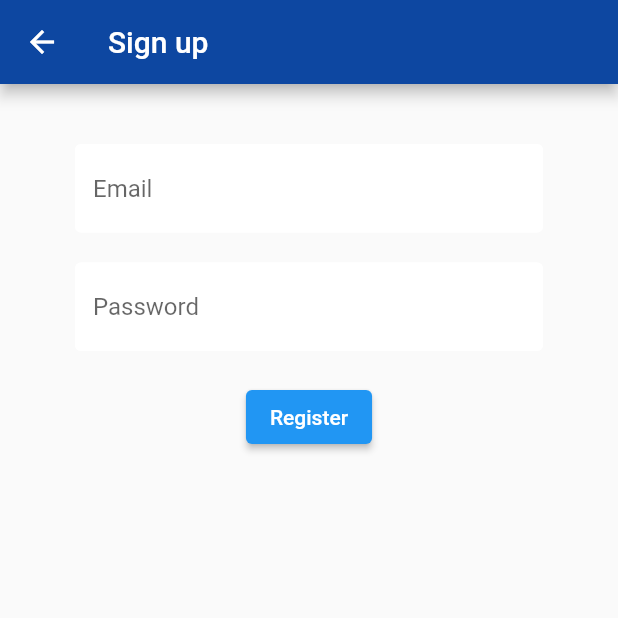
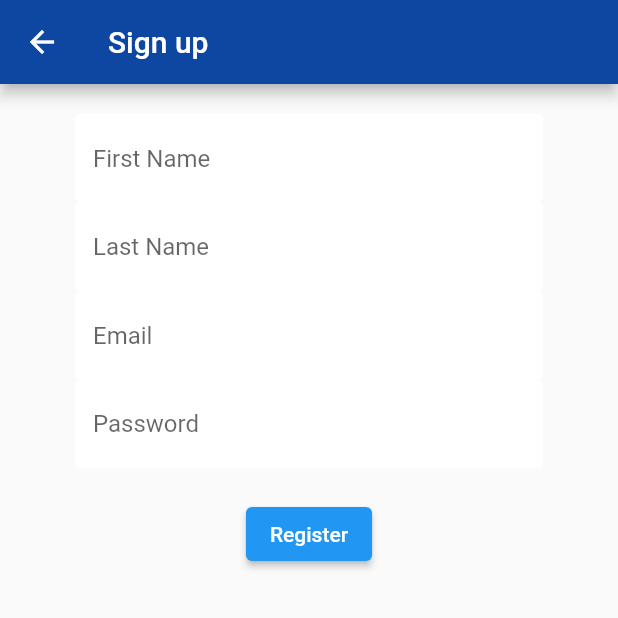
Before and after one commit to mmanning1/WODaily, a Flutter app: the screen it shows after launch, after a tap on "Sign up", on a phone screen of 412 x 824 dp, the top half of it. Run offline on Flutter 3.47's test engine with Material 2 defaults, Android fonts, the phone set to English and light mode, and no system bars; our stand-ins replace cloud_firestore, firebase_auth, firebase_core, flutter_spinkit, font_awesome_flutter, google_sign_in and 1 more; accounts and stored records are empty.

Commit message:
Create and store users in firestore database

```diff
--- a/analysis_options.yaml
+++ b/analysis_options.yaml
@@ -7,7 +7,8 @@
 
 # The following line activates a set of recommended lints for Flutter apps,
 # packages, and plugins designed to encourage good coding practices.
-include: package:flutter_lints/flutter.yaml
+include:
+  #package:flutter_lints/flutter.yaml
 
 linter:
   # The lint rules applied to this project can be customized in the
--- a/lib/main.dart
+++ b/lib/main.dart
@@ -10,7 +10,7 @@ import 'package:WODaily/screens/enter_screen.dart';
 import 'package:WODaily/utils/db_helper_util.dart';
 import 'package:firebase_core/firebase_core.dart';
 import 'package:provider/provider.dart';
-import 'model/wodclass.dart';
+import 'model/workout.dart';
 import 'screens/edit_screen.dart';
 
 
--- a/lib/model/user.dart
+++ b/lib/model/user.dart
@@ -1,6 +1,9 @@
 class WodUser {
   final String uid;
+  final String firstName;
+  final String lastName;
   final String email;
 
-  WodUser({ this.uid, this.email});
+  WodUser({ this.uid, this.firstName, this.lastName, this.email});
+
 }
--- a/lib/screens/authenticate/register.dart
+++ b/lib/screens/authenticate/register.dart
@@ -17,6 +17,8 @@ class _RegisterState extends State<Register> {
   final AuthService _auth = AuthService();
   final _formkey = GlobalKey<FormState>();
   bool _loading = false;
+  String firstnm = '';
+  String lastnm = '';
   String email = '';
   String password = '';
   String error = '';
@@ -28,13 +30,31 @@ class _RegisterState extends State<Register> {
         title: const Text('Sign up'),
         backgroundColor: Colors.blue.shade900,
       ),
+      resizeToAvoidBottomInset: false, // prevents overflow
       body: Container(
         padding: EdgeInsets.symmetric(vertical: 20.0, horizontal: 50.0),
         child: Form(
           key: _formkey,
           child: Column(
             children: [
-              SizedBox(height: 20.0),
+              TextFormField(
+                decoration: textInputDecoration.copyWith(hintText: 'First Name'),
+                validator: (val) => val==null ? "Enter you last name" : null,
+                onChanged: (val){
+                  setState(() {
+                    return firstnm = val;
+                  });
+                },
+              ),
+              TextFormField(
+                decoration: textInputDecoration.copyWith(hintText: 'Last Name'),
+                validator: (val) => val==null ? "Enter you last name" : null,
+                onChanged: (val){
+                  setState(() {
+                    return lastnm = val;
+                  });
+                },
+              ),
               TextFormField(
                 // Username/email
                 decoration: textInputDecoration.copyWith(hintText: 'Email'),
@@ -55,7 +75,6 @@ class _RegisterState extends State<Register> {
                   });
                 },
               ),
-              SizedBox(height: 20.0),
               TextFormField(
                 //password
                 decoration: textInputDecoration.copyWith(hintText: 'Password'),
@@ -77,7 +96,7 @@ class _RegisterState extends State<Register> {
                       setState(() => _loading = true);
                       print('Email: ' + email);
                       print('Password: ' + password);
-                      dynamic result = await _auth.register(email, password);
+                      dynamic result = await _auth.register(email, password, lastnm, firstnm);
                       if(result==null){
                         setState(() {
                           error = 'Please supply a valid email';
--- a/lib/screens/edit_screen.dart
+++ b/lib/screens/edit_screen.dart
@@ -1,4 +1,4 @@
-import 'package:WODaily/model/wodclass.dart';
+import 'package:WODaily/model/workout.dart';
 import 'package:WODaily/utils/db_helper_util.dart';
 import 'package:flutter/cupertino.dart';
 import 'package:flutter/material.dart';
--- a/lib/screens/enter_screen.dart
+++ b/lib/screens/enter_screen.dart
@@ -1,6 +1,6 @@
 import 'package:flutter/material.dart';
 import 'package:intl/intl.dart';
-import 'package:WODaily/model/wodclass.dart';
+import 'package:WODaily/model/workout.dart';
 import 'package:WODaily/utils/db_helper_util.dart';
 
 class EnterWodScreen extends StatefulWidget {
--- a/lib/screens/wrapper.dart
+++ b/lib/screens/wrapper.dart
@@ -10,7 +10,6 @@ class Wrapper extends StatelessWidget{
   @override
   Widget build(BuildContext context) {
     final user = Provider.of<WodUser>(context);
-    print('User: ' + user.toString());
 
     if(user==null){
       return Authenticate();
--- a/lib/services/auth.dart
+++ b/lib/services/auth.dart
@@ -1,5 +1,5 @@
-
 import 'package:WODaily/model/user.dart';
+import 'package:WODaily/services/database.dart';
 import 'package:firebase_auth/firebase_auth.dart';
 import 'package:google_sign_in/google_sign_in.dart';
 
@@ -9,9 +9,15 @@ class AuthService {
   final FirebaseAuth _auth = FirebaseAuth.instance;
 
   // Get our local user rather than a firebase user object
-  // do we need this??
   WodUser _userFromFirebase(User firebaseUser){
-    return firebaseUser != null ? WodUser(uid: firebaseUser.uid, email: firebaseUser.email) : null;
+    if(firebaseUser != null){
+      String name = firebaseUser.displayName;
+      String first = name.substring(0,name.indexOf(' '));
+      String last = name.substring(name.indexOf(' ')).trim();
+      return WodUser(uid: firebaseUser.uid, firstName: first, lastName: last, email: firebaseUser.email);
+    } else {
+      return null;
+    }
   }
 
   //auth change stream
@@ -32,9 +38,19 @@ class AuthService {
   }
 
   //register
-  Future register(String email, String password) async {
+  Future register(String email, String password, String lastNm, String firstNm) async {
     try{
       UserCredential firebaseUser = await _auth.createUserWithEmailAndPassword(email: email, password: password);
+      User user = firebaseUser.user;
+      user.updateDisplayName(firstNm + ' ' + lastNm);
+
+      //need to reload to print details
+      //await user.reload();
+      //user = await _auth.currentUser;
+
+      //create user in firestore db
+      await DatabaseService(uid: user.uid).updateUserData(lastNm, firstNm);
+
       return _userFromFirebase(firebaseUser.user);
     }catch(e){
       print(e.toString());
@@ -63,6 +79,13 @@ class AuthService {
       );
 
       UserCredential firebaseGoogleUser = await _auth.signInWithCredential(credential);
+
+      String name = googleUser.displayName;
+      String first = name.substring(0,name.indexOf(' '));
+      String last = name.substring(name.indexOf(' ')).trim();
+
+      await DatabaseService(uid: firebaseGoogleUser.user.uid).updateUserData(last, first);
+
       return _userFromFirebase(firebaseGoogleUser.user);
     } catch(e) {
       print(e.toString());
--- /dev/null
+++ b/lib/services/database.dart
@@ -0,0 +1,46 @@
+import 'package:WODaily/model/workout.dart';
+import 'package:cloud_firestore/cloud_firestore.dart';
+
+class DatabaseService {
+
+  final String uid;
+  DatabaseService({ this.uid });
+
+  //collection ref
+  final CollectionReference users = FirebaseFirestore.instance.collection('users');
+
+  Future updateUserData(String last, String first) async {
+    return await users.doc(uid).set({
+      'firstName': first,
+      'lastName': last
+    });
+  }
+
+  /*
+  List<Wod> _wodListFromSnapshot(QuerySnapshot snapshot) {
+    return snapshot.docs.map((doc) {
+      return Wod(
+        doc.data['date'] ?? '',
+        doc.data['type'] ?? '',
+        doc.data['description'] ?? '',
+        doc.data['score'] ?? ''
+      );
+    }).toList();
+  }
+
+  //get users stream
+  Stream<List<Wod>> get dbusers {
+    return wods.snapshots().map(_wodListFromSnapshot);
+  }
+   */
+
+  //get users stream
+  Stream<QuerySnapshot> get dbusers {
+    return users.snapshots();
+  }
+
+  //need to update wods from here
+
+  //need a stream for wods for home to access
+
+}
--- a/lib/utils/db_helper_util.dart
+++ b/lib/utils/db_helper_util.dart
@@ -3,7 +3,7 @@ import 'package:path_provider/path_provider.dart';
 import 'package:sqflite/sqflite.dart';
 import 'dart:async';
 import 'package:path/path.dart';
-import 'package:WODaily/model/wodclass.dart';
+import 'package:WODaily/model/workout.dart';
 
 
 class DatabaseHelper {
--- a/pubspec.yaml
+++ b/pubspec.yaml
@@ -45,6 +45,7 @@ dependencies:
   google_sign_in: ^5.2.1
   provider: ^6.0.2
   flutter_spinkit: ^5.1.0
+  cloud_firestore: ^3.1.6
 
 dev_dependencies:
   flutter_test:
```
Also changed, not shown: lib/screens/home_screen.dart (+11 -3 lines), lib/model/workout.dart (renamed from lib/model/wodclass.dart), pubspec.lock, 1 other file.
